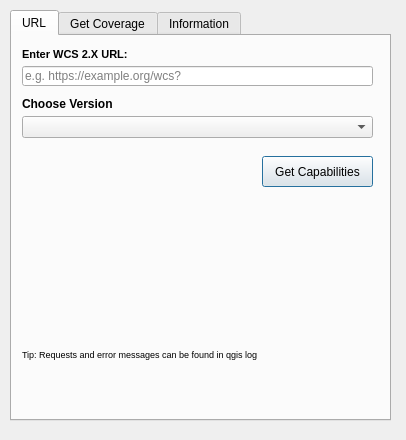
ismogis/simplewcs2, file simplewcs_dialog_base.ui: the form before one commit.
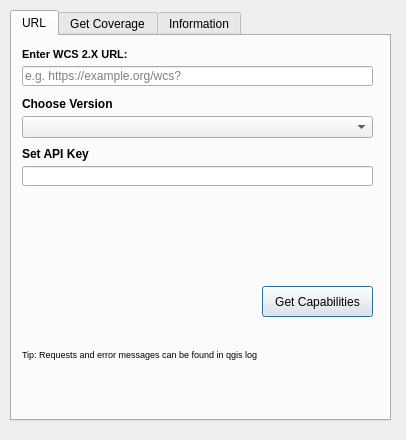
The form after the commit. The open tabs and pages were chosen to show the change.

Commit message: Added gui elements for API key

```diff
--- a/simplewcs_dialog_base.ui
+++ b/simplewcs_dialog_base.ui
@@ -84,7 +84,7 @@
      <property name="geometry">
       <rect>
        <x>250</x>
-       <y>120</y>
+       <y>250</y>
        <width>111</width>
        <height>31</height>
       </rect>
@@ -142,6 +142,44 @@
       <string>Tip: Requests and error messages can be found in qgis log</string>
      </property>
     </widget>
+    <widget class="QLabel" name="lblVersionDesc_4">
+     <property name="geometry">
+      <rect>
+       <x>10</x>
+       <y>110</y>
+       <width>351</width>
+       <height>16</height>
+      </rect>
+     </property>
+     <property name="font">
+      <font>
+       <weight>75</weight>
+       <bold>true</bold>
+      </font>
+     </property>
+     <property name="text">
+      <string>Set API Key</string>
+     </property>
+    </widget>
+    <widget class="QLineEdit" name="leUrl_2">
+     <property name="geometry">
+      <rect>
+       <x>10</x>
+       <y>130</y>
+       <width>351</width>
+       <height>20</height>
+      </rect>
+     </property>
+     <property name="inputMask">
+      <string/>
+     </property>
+     <property name="text">
+      <string/>
+     </property>
+     <property name="placeholderText">
+      <string/>
+     </property>
+    </widget>
    </widget>
    <widget class="QWidget" name="tabGetCoverage">
     <attribute name="title">
```
